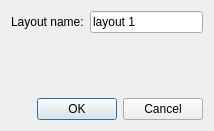
First picture: the form in scripts/Block/LayoutDialog.ui, repository qcad/qcad, before the edit.
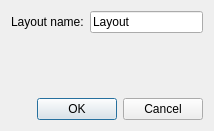
Second picture: the form after the edit. Icons and pictures are not drawn.

Commit message: update layout dialog

Diff of the .ui file:
```diff
--- a/scripts/Block/LayoutDialog.ui
+++ b/scripts/Block/LayoutDialog.ui
@@ -33,7 +33,7 @@
      <item row="0" column="1">
       <widget class="QLineEdit" name="LayoutName">
        <property name="text">
-        <string>layout 1</string>
+        <string>Layout</string>
        </property>
       </widget>
      </item>
```
The commit also changes 1 other file.
